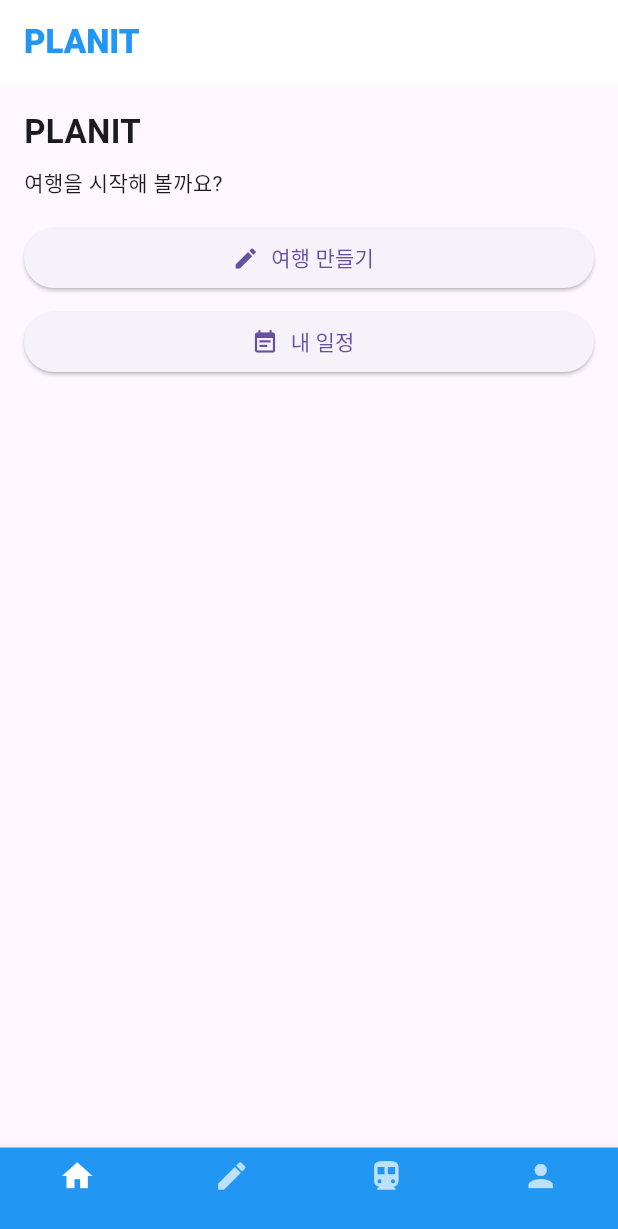
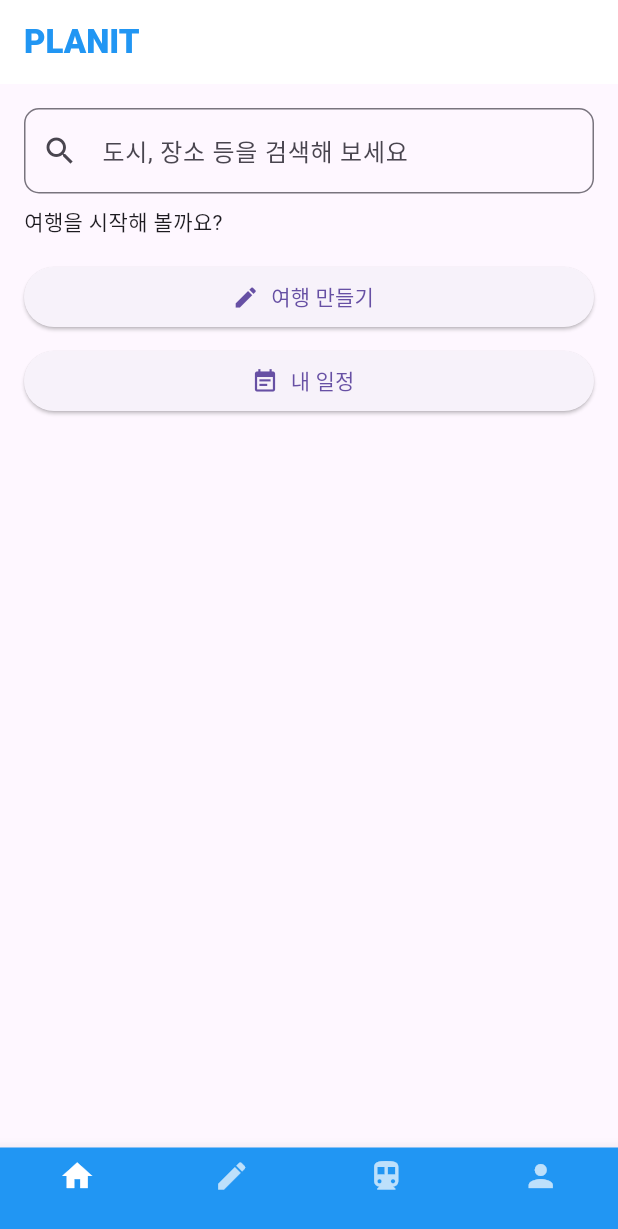
Before and after one commit to Shinsolmi/Planit-Fe, a Flutter app: the screen it shows after launch, on a phone screen of 412 x 824 dp. Shown: the top 1229 px of the screen. Run offline on Flutter 3.47's test engine with Material 3 defaults, Android fonts, the light colour scheme and no system bars; our stand-ins replace shared_preferences, webview_flutter.

Commit message:
홈에 검색바 추가

```diff
--- a/jank_check/pubspec.yaml
+++ b/jank_check/pubspec.yaml
@@ -31,6 +31,8 @@ dependencies:
   flutter:
     sdk: flutter
 
+  webview_flutter: ^4.2.2  # 최신 버전으로 변경될 수 있음
+  webview_flutter_android: ^3.9.0 # Android 플랫폼을 위한 패키지
   # The following adds the Cupertino Icons font to your application.
   # Use with the CupertinoIcons class for iOS style icons.
   cupertino_icons: ^1.0.8
--- a/lib/env.dart
+++ b/lib/env.dart
@@ -2,5 +2,5 @@ import 'package:flutter/foundation.dart' show kIsWeb;
 
 const String _envBase = String.fromEnvironment('BASE_URL', defaultValue: '');
 
-String get baseUrl =>
-    _envBase.isNotEmpty ? _envBase : (kIsWeb ? 'https://0f8d907f90ba.ngrok-free.app' : 'http://10.0.2.2:3000');
+const _forced = 'http://10.0.2.2:3000';
+String get baseUrl => _envBase.isNotEmpty ? _envBase : _forced;
--- a/lib/screens/home_screen.dart
+++ b/lib/screens/home_screen.dart
@@ -1,9 +1,11 @@
+// lib/screens/home_screen.dart
 import 'package:flutter/material.dart';
 import 'package:planit/screens/my_schedules_screen.dart';
+import 'package:planit/screens/search_page.dart';
 import '../widgets/custom_app_bar.dart';
-import '../services/auth_storage.dart';      // isLoggedIn()
+import '../services/auth_storage.dart';
 import 'login_screen.dart';
-import 'question_screen.dart';               // 로그인 후 진행
+import 'question_screen.dart';
 
 class HomeScreen extends StatelessWidget {
   const HomeScreen({super.key});
@@ -21,12 +23,27 @@ class HomeScreen extends StatelessWidget {
       body: ListView(
         padding: const EdgeInsets.all(16),
         children: [
-          const Text('PLANIT', style: TextStyle(fontSize: 22, fontWeight: FontWeight.bold)),
+          TextField(
+            decoration: const InputDecoration(
+              hintText: '도시, 장소 등을 검색해 보세요',
+              prefixIcon: Icon(Icons.search),
+              border: OutlineInputBorder(
+                borderRadius: BorderRadius.all(Radius.circular(10)),
+              ),
+            ),
+            onSubmitted: (String value) {
+              if (value.isNotEmpty) {
+                // ✏️ SearchPage로 이동할 때 검색어(value)를 전달
+                Navigator.push(
+                  context,
+                  MaterialPageRoute(builder: (_) => SearchPage(query: value)),
+                );
+              }
+            },
+          ),
           const SizedBox(height: 8),
           const Text('여행을 시작해 볼까요?'),
           const SizedBox(height: 16),
-
-          // 🔵 여행 만들기: 로그인 필요로 변경
           ElevatedButton.icon(
             icon: const Icon(Icons.create),
             label: const Text('여행 만들기'),
@@ -39,16 +56,12 @@ class HomeScreen extends StatelessWidget {
             ),
           ),
           const SizedBox(height: 8),
-          // ✅ 내 일정으로 이동 (마이페이지 버튼 제거하고 교체)
           ElevatedButton.icon(
             icon: const Icon(Icons.event_note),
             label: const Text('내 일정'),
             onPressed: () => _requireLoginThen(
               context,
               () {
-                // TODO: 너희 프로젝트의 "내 일정 목록/화면"으로 변경
-                // 예1) 목록 화면이 따로 있으면: MySchedulesScreen()
-                // 예2) 저장된 일정 요약 화면이면: CompletionScreen()
                 Navigator.push(
                   context,
                   MaterialPageRoute(
@@ -58,7 +71,6 @@ class HomeScreen extends StatelessWidget {
               },
             ),
           ),
-
           const SizedBox(height: 24),
         ],
       ),
--- a/pubspec.yaml
+++ b/pubspec.yaml
@@ -9,6 +9,8 @@ environment:
 dependencies:
   flutter:
     sdk: flutter
+  webview_flutter: ^4.2.2  # 최신 버전으로 변경될 수 있음
+  webview_flutter_android: ^3.9.0 # Android 플랫폼을 위한 패키지
   cupertino_icons: ^1.0.8
   http: ^1.4.0
   shared_preferences: ^2.3.2   # ← JWT/간단 설정 저장
```
Also changed, not shown: lib/screens/search_page.dart (added, +35 -0 lines), 3 other files.
